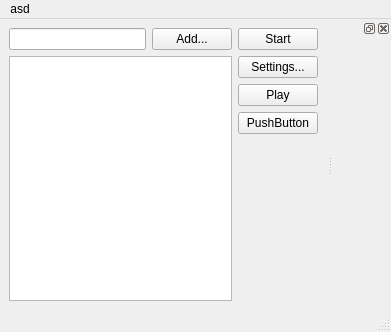
The window that src/mainwindow.ui (ispyonyou/dictionaryCambridgePareser) describes before a commit, drawn with Qt 5.
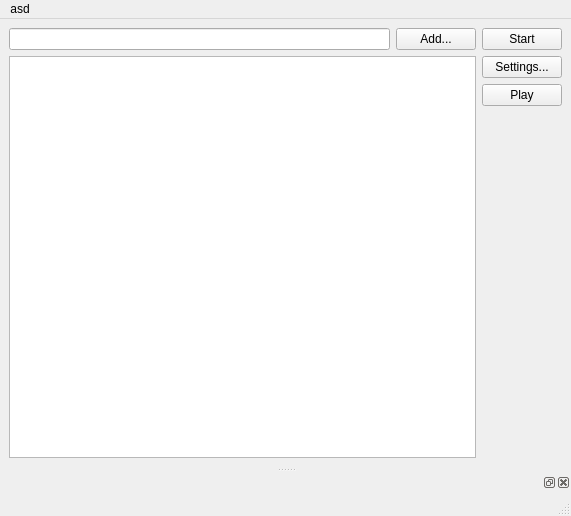
The same window after the commit. Custom widgets are drawn as their Qt base class.

What changed in the file:
```diff
--- a/src/mainwindow.ui
+++ b/src/mainwindow.ui
@@ -6,8 +6,8 @@
    <rect>
     <x>0</x>
     <y>0</y>
-    <width>391</width>
-    <height>332</height>
+    <width>571</width>
+    <height>516</height>
    </rect>
   </property>
   <property name="windowTitle">
@@ -59,13 +59,6 @@
         </property>
        </widget>
       </item>
-      <item>
-       <widget class="QPushButton" name="pushButton">
-        <property name="text">
-         <string>PushButton</string>
-        </property>
-       </widget>
-      </item>
       <item>
        <spacer name="verticalSpacer">
         <property name="orientation">
@@ -88,7 +81,7 @@
     <rect>
      <x>0</x>
      <y>0</y>
-     <width>391</width>
+     <width>571</width>
      <height>21</height>
     </rect>
    </property>
@@ -102,7 +95,7 @@
   <widget class="QStatusBar" name="statusbar"/>
   <widget class="QDockWidget" name="dockHtmlWidget">
    <attribute name="dockWidgetArea">
-    <number>2</number>
+    <number>8</number>
    </attribute>
    <widget class="QWidget" name="dockWidgetContents">
     <layout class="QVBoxLayout" name="verticalLayout_3">
```
